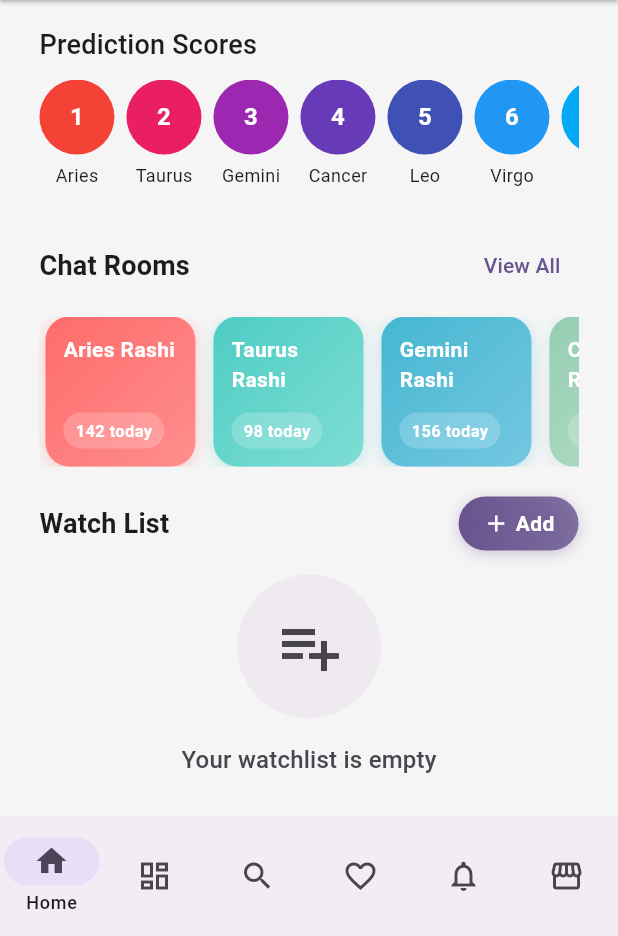
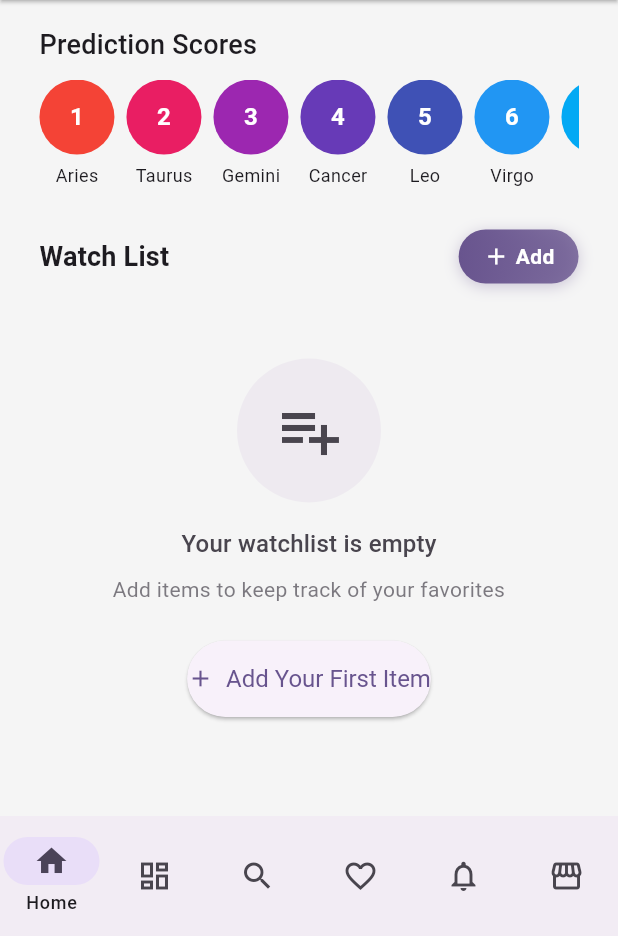
Before and after one commit to RoosterInc/StarChat, a Flutter app: the HomePage screen opened by its route, on a phone screen of 412 x 824 dp, the part 300-1236 px from its top. Run offline on Flutter 3.47's test engine with Material 3 defaults, Android fonts, the phone set to English and light mode, and no system bars; our stand-ins replace appwrite, cached_network_image, connectivity_plus, email_validator, flutter_cache_manager, flutter_dotenv and 6 more; accounts and stored records are empty; network calls fail.

Commit message:
Revert "Add chat rooms feature"

```diff
--- a/lib/bindings/auth_binding.dart
+++ b/lib/bindings/auth_binding.dart
@@ -1,6 +1,5 @@
 import 'package:get/get.dart';
 import '../controllers/auth_controller.dart';
-import '../controllers/chat_controller.dart';
 
 class AuthBinding extends Bindings {
   @override
@@ -9,6 +8,5 @@ class AuthBinding extends Bindings {
     // entire application lifecycle to preserve state such as
     // the `justLoggedOut` flag during navigation.
     Get.put<AuthController>(AuthController(), permanent: true);
-    Get.put(ChatController(), permanent: true);
   }
 }
--- a/lib/controllers/chat_controller.dart
+++ /dev/null
@@ -1,179 +0,0 @@
-import 'package:flutter/material.dart';
-import 'package:get/get.dart';
-import 'package:appwrite/appwrite.dart';
-import 'package:flutter_dotenv/flutter_dotenv.dart';
-import 'package:logger/logger.dart';
-
-import '../models/chat_room.dart';
-import 'auth_controller.dart';
-
-class ChatController extends GetxController {
-  final AuthController _auth = Get.find<AuthController>();
-  final logger = Logger();
-
-  final RxList<ChatRoom> rashiRooms = <ChatRoom>[].obs;
-  final RxList<ChatRoom> joinedRooms = <ChatRoom>[].obs;
-  final Rx<ChatRoom?> currentRoom = Rx<ChatRoom?>(null);
-
-  final RxBool isLoading = false.obs;
-  final RxString error = ''.obs;
-
-  @override
-  void onInit() {
-    super.onInit();
-    initializeChatRooms();
-  }
-
-  Future<void> initializeChatRooms() async {
-    isLoading.value = true;
-    error.value = '';
-    try {
-      await _loadRashiRooms();
-      logger.i('Chat rooms loaded: \${rashiRooms.length}');
-    } catch (e) {
-      error.value = e.toString();
-      logger.e('Error loading chat rooms', error: e);
-      _createMockRashiRooms();
-    } finally {
-      isLoading.value = false;
-    }
-  }
-
-  Future<void> _loadRashiRooms() async {
-    final dbId = dotenv.env['APPWRITE_DATABASE_ID'] ?? 'StarChat_DB';
-    const collectionId = 'chat_rooms';
-    final result = await _auth.databases.listDocuments(
-      databaseId: dbId,
-      collectionId: collectionId,
-      queries: [
-        Query.equal('type', 'rashi'),
-        Query.equal('is_active', true),
-        Query.orderAsc('order'),
-      ],
-    );
-    final rooms =
-        result.documents.map((doc) => ChatRoom.fromJson(doc.data)).toList();
-    rashiRooms.assignAll(rooms);
-  }
-
-  void _createMockRashiRooms() {
-    rashiRooms.assignAll([
-      ChatRoom(
-        id: '1',
-        name: 'Aries Rashi',
-        type: 'rashi',
-        symbol: '♈',
-        dailyMessages: 142,
-        gradientColors: [Color(0xFFFF6B6B), Color(0xFFFF8E8E)],
-      ),
-      ChatRoom(
-        id: '2',
-        name: 'Taurus Rashi',
-        type: 'rashi',
-        symbol: '♉',
-        dailyMessages: 98,
-        gradientColors: [Color(0xFF4ECDC4), Color(0xFF7EDDD4)],
-      ),
-      ChatRoom(
-        id: '3',
-        name: 'Gemini Rashi',
-        type: 'rashi',
-        symbol: '♊',
-        dailyMessages: 156,
-        gradientColors: [Color(0xFF45B7D1), Color(0xFF75C7E1)],
-      ),
-      ChatRoom(
-        id: '4',
-        name: 'Cancer Rashi',
-        type: 'rashi',
-        symbol: '♋',
-        dailyMessages: 89,
-        gradientColors: [Color(0xFF96CEB4), Color(0xFFB6DEC4)],
-      ),
-      ChatRoom(
-        id: '5',
-        name: 'Leo Rashi',
-        type: 'rashi',
-        symbol: '♌',
-        dailyMessages: 203,
-        gradientColors: [Color(0xFFFFA726), Color(0xFFFFB74D)],
-      ),
-      ChatRoom(
-        id: '6',
-        name: 'Virgo Rashi',
-        type: 'rashi',
-        symbol: '♍',
-        dailyMessages: 76,
-        gradientColors: [Color(0xFF8E24AA), Color(0xFFAB47BC)],
-      ),
-      ChatRoom(
-        id: '7',
-        name: 'Libra Rashi',
-        type: 'rashi',
-        symbol: '♎',
-        dailyMessages: 134,
-        gradientColors: [Color(0xFFE91E63), Color(0xFFF06292)],
-      ),
-      ChatRoom(
-        id: '8',
-        name: 'Scorpio Rashi',
-        type: 'rashi',
-        symbol: '♏',
-        dailyMessages: 167,
-        gradientColors: [Color(0xFF5D4037), Color(0xFF8D6E63)],
-      ),
-      ChatRoom(
-        id: '9',
-        name: 'Sagittarius Rashi',
-        type: 'rashi',
-        symbol: '♐',
-        dailyMessages: 92,
-        gradientColors: [Color(0xFF00ACC1), Color(0xFF26C6DA)],
-      ),
-      ChatRoom(
-        id: '10',
-        name: 'Capricorn Rashi',
-        type: 'rashi',
-        symbol: '♑',
-        dailyMessages: 118,
-        gradientColors: [Color(0xFF6D4C41), Color(0xFF8D6E63)],
-      ),
-      ChatRoom(
-        id: '11',
-        name: 'Aquarius Rashi',
-        type: 'rashi',
-        symbol: '♒',
-        dailyMessages: 145,
-        gradientColors: [Color(0xFF42A5F5), Color(0xFF64B5F6)],
-      ),
-      ChatRoom(
-        id: '12',
-        name: 'Pisces Rashi',
-        type: 'rashi',
-        symbol: '♓',
-        dailyMessages: 101,
-        gradientColors: [Color(0xFF26A69A), Color(0xFF4DB6AC)],
-      ),
-    ]);
-    logger.i('Created mock rashi rooms');
-  }
-
-  ChatRoom? getRoomById(String roomId) {
-    return rashiRooms.firstWhereOrNull((r) => r.id == roomId);
-  }
-
-  Future<void> refreshRooms() async {
-    await initializeChatRooms();
-  }
-
-  Future<void> joinRoom(String roomId) async {
-    final room = getRoomById(roomId);
-    if (room != null && !joinedRooms.contains(room)) {
-      joinedRooms.add(room);
-    }
-  }
-
-  Future<void> leaveRoom(String roomId) async {
-    joinedRooms.removeWhere((r) => r.id == roomId);
-  }
-}
--- a/lib/models/chat_room.dart
+++ /dev/null
@@ -1,59 +0,0 @@
-import 'package:flutter/material.dart';
-
-class ChatRoom {
-  final String id;
-  final String name;
-  final String type;
-  final String? rashiId;
-  final String? symbol;
-  final int dailyMessages;
-  final List<Color> gradientColors;
-  final DateTime? lastMessageAt;
-  final bool isActive;
-
-  ChatRoom({
-    required this.id,
-    required this.name,
-    required this.type,
-    this.rashiId,
-    this.symbol,
-    required this.dailyMessages,
-    required this.gradientColors,
-    this.lastMessageAt,
-    this.isActive = true,
-  });
-
-  factory ChatRoom.fromJson(Map<String, dynamic> json) {
-    return ChatRoom(
-      id: json['id'] ?? json['\$id'],
-      name: json['name'],
-      type: json['type'],
-      rashiId: json['rashi_id'],
-      symbol: json['symbol'],
-      dailyMessages: json['daily_messages'] ?? 0,
-      gradientColors: [
-        Color(json['color_primary'] ?? 0xFFFF6B6B),
-        Color(json['color_secondary'] ?? 0xFFFF8E8E),
-      ],
-      lastMessageAt: json['last_message_at'] != null
-          ? DateTime.parse(json['last_message_at'])
-          : null,
-      isActive: json['is_active'] ?? true,
-    );
-  }
-
-  Map<String, dynamic> toJson() {
-    return {
-      'id': id,
-      'name': name,
-      'type': type,
-      'rashi_id': rashiId,
-      'symbol': symbol,
-      'daily_messages': dailyMessages,
-      'color_primary': gradientColors.first.value,
-      'color_secondary': gradientColors.last.value,
-      'last_message_at': lastMessageAt?.toIso8601String(),
-      'is_active': isActive,
-    };
-  }
-}
--- a/lib/pages/home_page.dart
+++ b/lib/pages/home_page.dart
@@ -6,8 +6,6 @@ import '../widgets/adaptive_navigation.dart';
 import '../widgets/sample_sliver_app_bar.dart';
 import '../widgets/safe_network_image.dart';
 import '../widgets/complete_enhanced_watchlist.dart';
-import '../controllers/chat_controller.dart';
-import '../widgets/chat/chat_room_card.dart';
 import 'empty_page.dart';
 
 class HomePage extends StatefulWidget {
@@ -28,7 +26,6 @@ class _HomePageState extends State<HomePage> with TickerProviderStateMixin {
   void initState() {
     super.initState();
     Get.put(WatchlistController(), permanent: true);
-    Get.put(ChatController(), permanent: true);
     _initializeAnimations();
   }
 
@@ -220,8 +217,6 @@ class _HomePageState extends State<HomePage> with TickerProviderStateMixin {
           children: [
             _buildPredictionScoresSection(context),
             SizedBox(height: _getResponsiveSpacing(context)),
-            _buildChatRoomsSection(context),
-            SizedBox(height: _getResponsiveSpacing(context)),
             Expanded(
               child: const EnhancedWatchlistWidget(),
             ),
@@ -305,91 +300,6 @@ class _HomePageState extends State<HomePage> with TickerProviderStateMixin {
     );
   }
 
-  Widget _buildChatRoomsSection(BuildContext context) {
-    final chatController = Get.find<ChatController>();
-    return Column(
-      crossAxisAlignment: CrossAxisAlignment.start,
-      children: [
-        Row(
-          mainAxisAlignment: MainAxisAlignment.spaceBetween,
-          children: [
-            Text(
-              'Chat Rooms',
-              style: Theme.of(context).textTheme.titleMedium?.copyWith(
-                    fontSize: _getResponsiveFontSize(context, 18),
-                    fontWeight: FontWeight.w600,
-                  ),
-            ),
-            TextButton(
-              onPressed: () => Get.toNamed('/chat-rooms-list'),
-              child: Text(
-                'View All',
-                style: TextStyle(
-                  fontSize: _getResponsiveFontSize(context, 14),
-                  color: Theme.of(context).colorScheme.primary,
-                ),
-              ),
-            ),
-          ],
-        ),
-        SizedBox(height: _getResponsiveSpacing(context) * 0.5),
-        SizedBox(
-          height: _getResponsiveHeight(context, 100),
-          child: Obx(() {
-            if (chatController.isLoading.value) {
-              return const Center(child: CircularProgressIndicator());
-            }
-            if (chatController.rashiRooms.isEmpty) {
-              return Center(
-                child: Text(
-                  'No chat rooms available',
-                  style: Theme.of(context).textTheme.bodyMedium?.copyWith(
-                        color: Theme.of(context).colorScheme.onSurfaceVariant,
-                      ),
-                ),
-              );
-            }
-            return ListView.separated(
-              scrollDirection: Axis.horizontal,
-              padding: const EdgeInsets.symmetric(horizontal: 4),
-              itemCount: chatController.rashiRooms.length,
-              separatorBuilder: (_, __) =>
-                  SizedBox(width: _getResponsiveSpacing(context) * 0.6),
-              itemBuilder: (context, index) {
-                final room = chatController.rashiRooms[index];
-                return TweenAnimationBuilder<double>(
-                  tween: Tween(begin: 0.0, end: 1.0),
-                  duration: Duration(milliseconds: 300 + (index * 100)),
-                  curve: Curves.easeOutBack,
-                  builder: (context, value, child) {
-                    return Transform.scale(
-                      scale: 0.8 + (0.2 * value),
-                      child: Opacity(
-                        opacity: value,
-                        child: ChatRoomCard(
-                          room: room,
-                          width: _getResponsiveChatCardWidth(context),
-                          onTap: () => Get.toNamed('/chat-room/${room.id}'),
-                        ),
-                      ),
-                    );
-                  },
-                );
-              },
-            );
-          }),
-        ),
-      ],
-    );
-  }
-
-  double _getResponsiveChatCardWidth(BuildContext context) {
-    final width = MediaQuery.of(context).size.width;
-    if (width >= 1024) return 120.0;
-    if (width >= 600) return 110.0;
-    return 100.0;
-  }
-
   Widget _buildPredictionCard(
       BuildContext context, String name, int number, Color color) {
     return GestureDetector(
--- a/lib/widgets/chat/chat_room_card.dart
+++ /dev/null
@@ -1,76 +0,0 @@
-import 'package:flutter/material.dart';
-import '../../models/chat_room.dart';
-
-class ChatRoomCard extends StatelessWidget {
-  final ChatRoom room;
-  final double width;
-  final VoidCallback onTap;
-
-  const ChatRoomCard(
-      {super.key,
-      required this.room,
-      required this.width,
-      required this.onTap});
-
-  @override
-  Widget build(BuildContext context) {
-    return GestureDetector(
-      onTap: onTap,
-      child: Container(
-        width: width,
-        height: 100,
-        decoration: BoxDecoration(
-          gradient: LinearGradient(
-            colors: room.gradientColors,
-            begin: Alignment.topLeft,
-            end: Alignment.bottomRight,
-          ),
-          borderRadius: BorderRadius.circular(16),
-          boxShadow: [
-            BoxShadow(
-              color: room.gradientColors.first.withOpacity(0.3),
-              blurRadius: 8,
-              offset: const Offset(0, 2),
-            ),
-          ],
-        ),
-        child: Padding(
-          padding: const EdgeInsets.all(12),
-          child: Column(
-            crossAxisAlignment: CrossAxisAlignment.start,
-            mainAxisAlignment: MainAxisAlignment.spaceBetween,
-            children: [
-              Expanded(
-                child: Text(
-                  room.name,
-                  style: const TextStyle(
-                    fontSize: 14,
-                    fontWeight: FontWeight.w600,
-                    color: Colors.white,
-                  ),
-                  maxLines: 2,
-                  overflow: TextOverflow.ellipsis,
-                ),
-              ),
-              Container(
-                padding: const EdgeInsets.symmetric(horizontal: 8, vertical: 4),
-                decoration: BoxDecoration(
-                  color: Colors.white.withOpacity(0.2),
-                  borderRadius: BorderRadius.circular(12),
-                ),
-                child: Text(
-                  '${room.dailyMessages} today',
-                  style: const TextStyle(
-                    fontSize: 11,
-                    fontWeight: FontWeight.w600,
-                    color: Colors.white,
-                  ),
-                ),
-              ),
-            ],
-          ),
-        ),
-      ),
-    );
-  }
-}
```
Also changed, not shown: lib/main.dart (+0 -14 lines), lib/pages/chat_room_page.dart (deleted, +0 -121 lines), lib/pages/chat_rooms_list_page.dart (deleted, +0 -68 lines).
